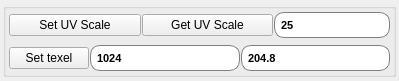
Old version of the form src/developer/main/uvtools/widget/ui/setuvratioUI.ui in the repository code-google-com/mayatools.
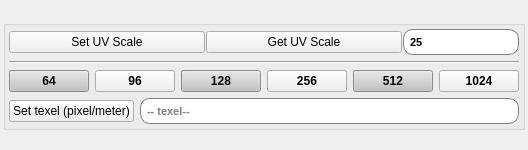
New version of the form.

Diff of the .ui file:
```diff
--- a/src/developer/main/uvtools/widget/ui/setuvratioUI.ui
+++ b/src/developer/main/uvtools/widget/ui/setuvratioUI.ui
@@ -7,14 +7,14 @@
     <x>0</x>
     <y>0</y>
     <width>399</width>
-    <height>81</height>
+    <height>150</height>
    </rect>
   </property>
   <property name="windowTitle">
    <string>MainWindow</string>
   </property>
   <widget class="QWidget" name="centralwidget">
-   <layout class="QVBoxLayout" name="verticalLayout">
+   <layout class="QVBoxLayout" name="verticalLayout_2">
     <property name="margin">
      <number>3</number>
     </property>
@@ -35,10 +35,7 @@
       <property name="title">
        <string/>
       </property>
-      <layout class="QVBoxLayout" name="verticalLayout_3">
-       <property name="spacing">
-        <number>7</number>
-       </property>
+      <layout class="QVBoxLayout" name="verticalLayout">
        <property name="margin">
         <number>3</number>
        </property>
@@ -117,51 +114,98 @@
          </item>
         </layout>
        </item>
+       <item>
+        <widget class="Line" name="line">
+         <property name="orientation">
+          <enum>Qt::Horizontal</enum>
+         </property>
+        </widget>
+       </item>
        <item>
         <layout class="QHBoxLayout" name="horizontalLayout_2">
-         <property name="spacing">
-          <number>1</number>
-         </property>
          <item>
-          <widget class="QPushButton" name="btnSetTexel">
-           <property name="font">
-            <font>
-             <weight>50</weight>
-             <bold>false</bold>
-            </font>
+          <widget class="QPushButton" name="btn64">
+           <property name="styleSheet">
+            <string notr="true">color: rgb(0, 0, 0);
+background-color: rgb(195, 195, 195);</string>
            </property>
            <property name="text">
-            <string>Set texel</string>
+            <string>64</string>
            </property>
           </widget>
          </item>
          <item>
-          <widget class="QLineEdit" name="ldtRes">
-           <property name="font">
-            <font>
-             <pointsize>-1</pointsize>
-             <weight>75</weight>
-             <italic>false</italic>
-             <bold>true</bold>
-            </font>
+          <widget class="QPushButton" name="btn96">
+           <property name="text">
+            <string>96</string>
            </property>
+           <property name="texel" stdset="0">
+            <number>96</number>
+           </property>
+          </widget>
+         </item>
+         <item>
+          <widget class="QPushButton" name="btn128">
            <property name="styleSheet">
-            <string notr="true">QLineEdit {
-padding: 4px;
-border-style: solid;
-border: 1px solid gray;
-border-radius: 10px;
-font:  bold 11px
-}</string>
+            <string notr="true">background-color: rgb(195, 195, 195);
+color: rgb(0, 0, 0);</string>
            </property>
+           <property name="text">
+            <string>128</string>
+           </property>
+           <property name="texel" stdset="0">
+            <number>128</number>
+           </property>
+          </widget>
+         </item>
+         <item>
+          <widget class="QPushButton" name="btn256">
+           <property name="text">
+            <string>256</string>
+           </property>
+           <property name="texel" stdset="0">
+            <number>256</number>
+           </property>
+          </widget>
+         </item>
+         <item>
+          <widget class="QPushButton" name="btn512">
+           <property name="styleSheet">
+            <string notr="true">background-color: rgb(195, 195, 195);
+color: rgb(0, 0, 0);</string>
+           </property>
+           <property name="text">
+            <string>512</string>
+           </property>
+           <property name="texel" stdset="0">
+            <number>512</number>
+           </property>
+          </widget>
+         </item>
+         <item>
+          <widget class="QPushButton" name="btn1024">
            <property name="text">
             <string>1024</string>
            </property>
-           <property name="echoMode">
-            <enum>QLineEdit::Normal</enum>
+           <property name="texel" stdset="0">
+            <number>1024</number>
            </property>
-           <property name="placeholderText">
-            <string>--resolution--</string>
+          </widget>
+         </item>
+        </layout>
+       </item>
+       <item>
+        <layout class="QHBoxLayout" name="horizontalLayout_3">
+         <item>
+          <widget class="QPushButton" name="btnSetTexel">
+           <property name="font">
+            <font>
+             <weight>50</weight>
+             <bold>false</bold>
+            </font>
+           </property>
+           <property name="text">
+            <string>Set texel (pixel/meter)</string>
            </property>
           </widget>
          </item>
@@ -184,8 +228,11 @@
 font:  bold 11px
 }</string>
            </property>
+           <property name="inputMask">
+            <string/>
+           </property>
            <property name="text">
-            <string>204.8</string>
+            <string/>
            </property>
            <property name="placeholderText">
             <string>-- texel--</string>
```
Left out of the diff: 3 changed lines with no effect on the pictures.
